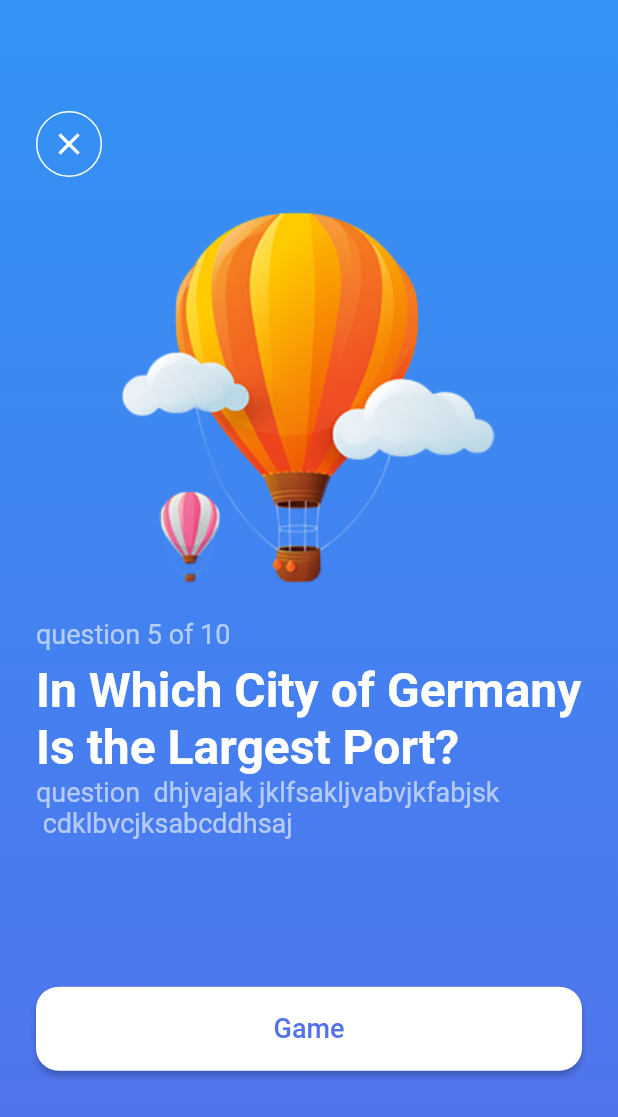
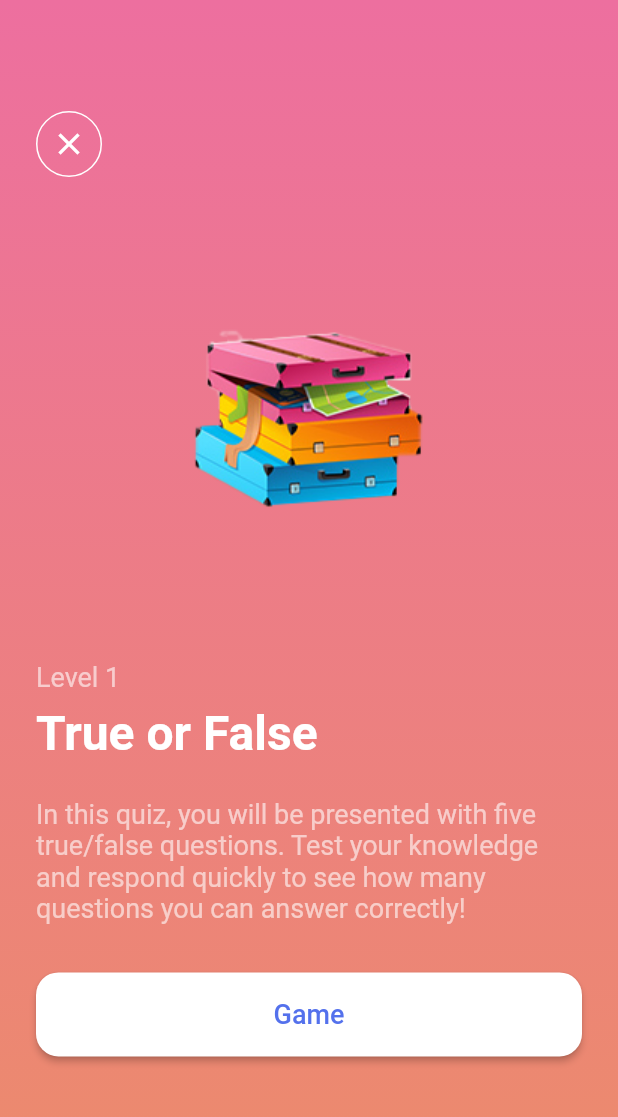
Before and after one commit to AhmadHaniShaheen/team_project_quize, a Flutter app: the screen it shows after launch, after a tap on "Level 1", on a phone screen of 412 x 824 dp. Shown: the top 1117 px of the screen. Run offline on Flutter 3.47's test engine with Material 2 defaults, Android fonts, the light colour scheme and no system bars; Roboto replaces fonts that are missing (Sf-Pro-Text).

Commit message:
description_screen & levels object

```diff
--- /dev/null
+++ b/lib/models/level_info.dart
@@ -0,0 +1,21 @@
+import 'package:flutter/material.dart';
+
+class Level {
+  final String image;
+  final String supTitle;
+  final String title;
+  final String description;
+  final IconData icon;
+  final List<Color> colors;
+  final String routeName;
+
+  Level({
+    required this.image,
+    required this.supTitle,
+    required this.title,
+    required this.description,
+    required this.icon,
+    required this.colors,
+    required this.routeName,
+  });
+}
--- a/lib/pages/home.dart
+++ b/lib/pages/home.dart
@@ -1,5 +1,6 @@
 import 'package:flutter/material.dart';
 import 'package:team_flutter_project/constants.dart';
+import 'package:team_flutter_project/models/level_info.dart';
 import 'package:team_flutter_project/pages/level_describtion.dart';
 import 'package:team_flutter_project/widgets/my_outline_btn.dart';
 import 'dart:developer' as devtool show log;
@@ -15,6 +16,27 @@ class HomePage extends StatefulWidget {
 }
 
 class _HomePageState extends State<HomePage> {
+  final List levels = [
+    Level(
+      image: 'assets/images/bags.png',
+      supTitle: 'Level 1',
+      title: 'True or False',
+      icon: Icons.check,
+      description:
+          "In this quiz, you will be presented with five true/false questions. Test your knowledge and respond quickly to see how many questions you can answer correctly! ",
+      colors: const [kL1, kL12],
+      routeName: '/true_false_q',
+    ),
+    Level(
+      image: 'assets/images/ballon-s.png',
+      supTitle: 'Level 2',
+      title: 'Multiple Choice',
+      description: 'Hi ya man',
+      icon: Icons.play_arrow,
+      colors: const [kL2, kL22],
+      routeName: '/multiple_q',
+    ),
+  ];
   @override
   Widget build(BuildContext context) {
     return Scaffold(
@@ -83,24 +105,37 @@ class _HomePageState extends State<HomePage> {
                     context,
                     MaterialPageRoute(
                       builder: (context) {
-                        return const LevelDescription();
+                        return LevelDescription(
+                          levelInfo: levels[0],
+                        );
                       },
                     ),
                   );
                 },
-                icon: Icons.check,
-                title: 'True or False',
-                subtitle: 'Level 1',
-                image: 'assets/images/bags.png',
-                colors: const [kL1, kL12],
+                icon: levels[0].icon,
+                title: levels[0].title,
+                subtitle: levels[0].supTitle,
+                image: levels[0].image,
+                colors: levels[0].colors,
               ),
               MyLevelWidget(
-                function: () {},
-                icon: Icons.play_arrow,
-                title: 'Multiple Choice',
-                subtitle: 'Level 2',
-                image: 'assets/images/ballon-s.png',
-                colors: const [kL2, kL22],
+                function: () {
+                  Navigator.push(
+                    context,
+                    MaterialPageRoute(
+                      builder: (context) {
+                        return LevelDescription(
+                          levelInfo: levels[0],
+                        );
+                      },
+                    ),
+                  );
+                },
+                icon: levels[1].icon,
+                title: levels[1].title,
+                subtitle: levels[1].supTitle,
+                image: levels[1].image,
+                colors: levels[1].colors,
               ),
             ],
           ),
--- a/lib/pages/level_describtion.dart
+++ b/lib/pages/level_describtion.dart
@@ -1,24 +1,20 @@
 import 'package:flutter/material.dart';
-import 'package:team_flutter_project/pages/true_false_q_screen.dart';
+import 'package:team_flutter_project/models/level_info.dart';
 
 import '../constants.dart';
 import '../widgets/my_outline_btn.dart';
 
 class LevelDescription extends StatelessWidget {
-  const LevelDescription({Key? key}) : super(key: key);
+  final Level levelInfo;
+  const LevelDescription({Key? key, required this.levelInfo}) : super(key: key);
 
   @override
   Widget build(BuildContext context) {
-    var questionNumber = 5;
-    var questionsCount = 10;
     return Scaffold(
       body: Container(
-        decoration: const BoxDecoration(
+        decoration: BoxDecoration(
           gradient: LinearGradient(
-            colors: [
-              kBlueBg,
-              kL2,
-            ],
+            colors: levelInfo.colors,
             begin: Alignment.topCenter,
             end: Alignment.bottomCenter,
           ),
@@ -48,11 +44,11 @@ class LevelDescription extends StatelessWidget {
               Expanded(
                 flex: 3,
                 child: Center(
-                  child: Image.asset('assets/images/ballon-b.png'),
+                  child: Image.asset(levelInfo.image),
                 ),
               ),
               Text(
-                'question $questionNumber of $questionsCount',
+                levelInfo.supTitle,
                 style: const TextStyle(
                   fontSize: 18,
                   fontFamily: 'Sf-Pro-Text',
@@ -62,34 +58,34 @@ class LevelDescription extends StatelessWidget {
               const SizedBox(
                 height: 8,
               ),
-              const Text(
-                'In Which City of Germany Is the Largest Port?',
-                style: TextStyle(
+              Text(
+                levelInfo.title,
+                style: const TextStyle(
                   fontSize: 32,
                   fontFamily: 'Sf-Pro-Text',
                   color: Colors.white,
                   fontWeight: FontWeight.bold,
                 ),
               ),
-              const Text(
-                'question  dhjvajak jklfsakljvabvjkfabjsk \n cdklbvcjksabcddhsaj',
-                style: TextStyle(
+              const SizedBox(
+                height: 24,
+              ),
+              Text(
+                levelInfo.description,
+                style: const TextStyle(
                   fontSize: 18,
                   fontFamily: 'Sf-Pro-Text',
                   color: Colors.white60,
                 ),
               ),
-              const Spacer(),
+              const SizedBox(
+                height: 32,
+              ),
               Padding(
                 padding: const EdgeInsets.only(bottom: 12),
                 child: ElevatedButton(
                   onPressed: () {
-                    Navigator.push(
-                      context,
-                      MaterialPageRoute(
-                        builder: (context) => const TrueFalseQuiz(),
-                      ),
-                    );
+                    Navigator.pushNamed(context, levelInfo.routeName);
                   },
                   style: ElevatedButton.styleFrom(
                     backgroundColor: Colors.white,
```
